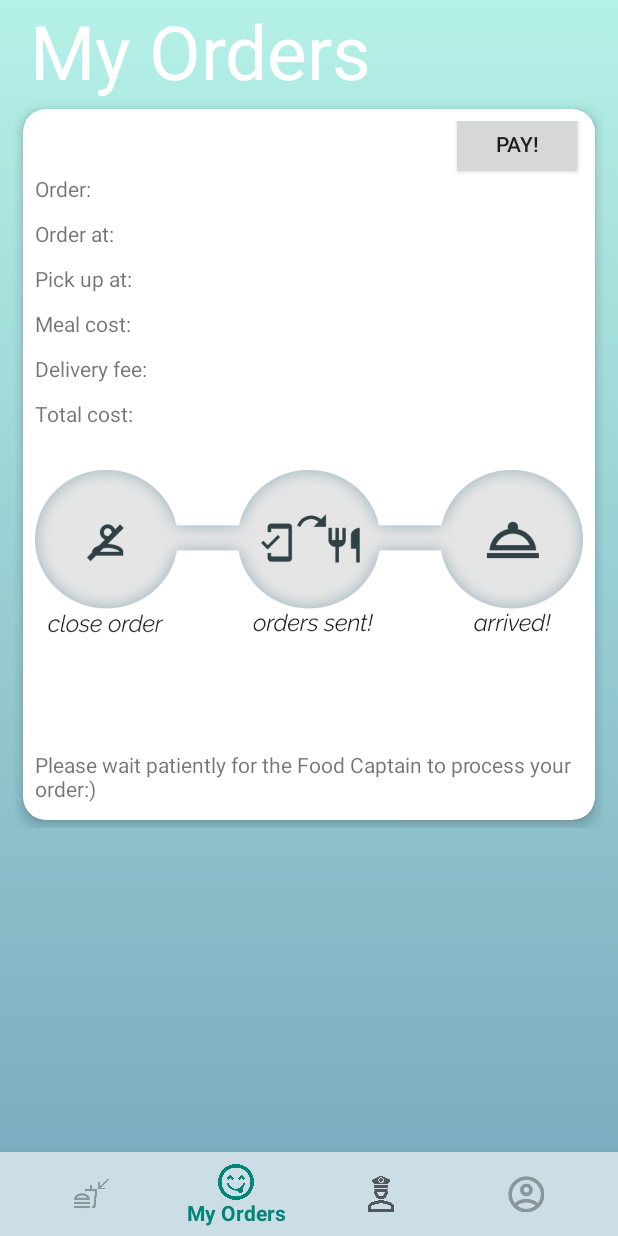
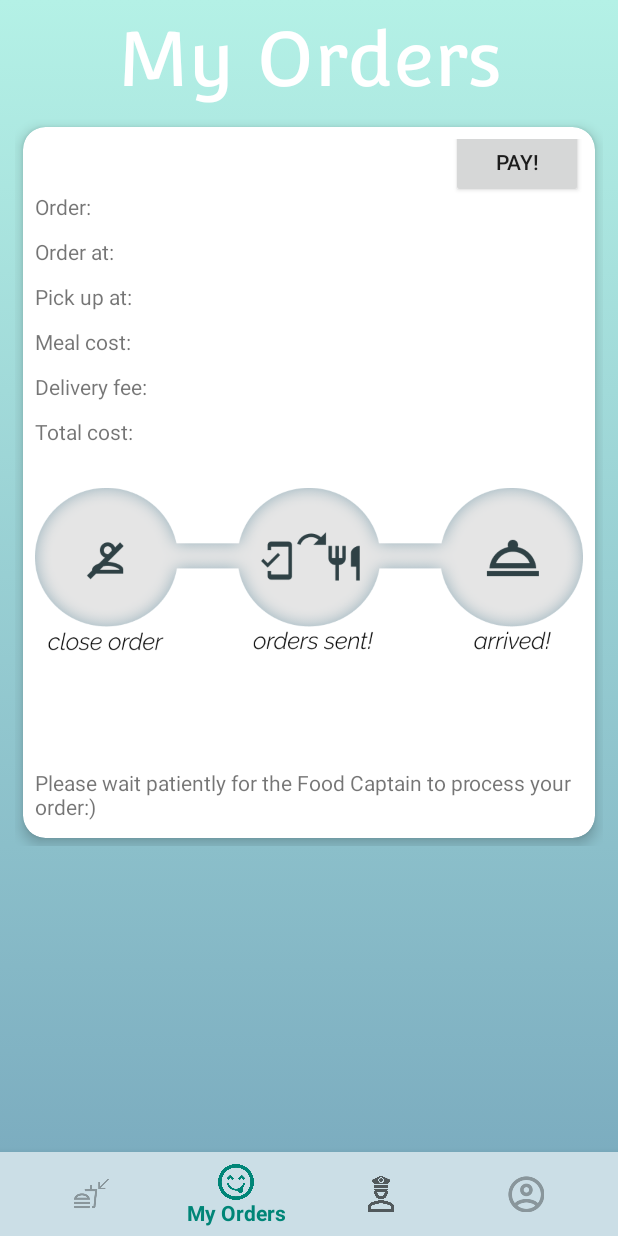
Before and after one commit to daryllman/HungryTogether-AndroidApplication, an Android app: the MyOrdersFragment screen opened through its navigation route, on a phone screen of 412 x 824 dp. Run offline under Robolectric (Android 15) with nearby library versions, the phone set to English and light mode, and no system bars; our stand-ins replace Firebase (no records; nobody signed in at launch, a user with empty details on screens opened directly), navigation-ui; pictures from the network do not load; 12 statements that could not run were skipped.

Commit message:
add font changes

```diff
--- a/app/src/main/res/layout/fragment_my_orders.xml
+++ b/app/src/main/res/layout/fragment_my_orders.xml
@@ -17,10 +17,12 @@
             android:id="@+id/my_orders_label"
             android:layout_width="match_parent"
             android:layout_height="wrap_content"
-            android:text="My Orders"
-            android:textSize="50dp"
+            android:text="@string/title_my_orders"
+            android:layout_margin="10dp"
+            android:fontFamily="@font/convergence"
+            android:gravity="center"
             android:textColor="#FFFFFF"
-            android:layout_marginLeft="20dp"/>
+            android:textSize="50dp" />
 
 
         <androidx.recyclerview.widget.RecyclerView
```
Also changed, not shown: app/src/main/res/layout/fragment_open_orders.xml (+7 -6 lines), app/src/main/res/font/convergence.ttf (added).
